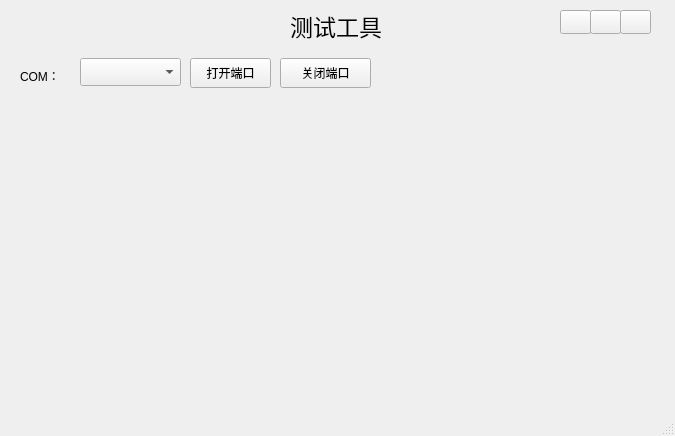
Qt form mainwindow.ui (Cindy723/QT-) before a commit.
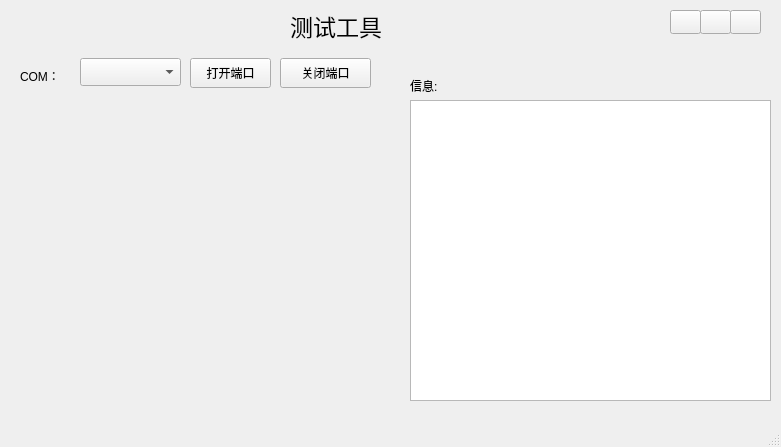
The same form after that commit.

Commit message: 新增信息栏

What changed in the file:
```diff
--- a/mainwindow.ui
+++ b/mainwindow.ui
@@ -6,8 +6,8 @@
    <rect>
     <x>0</x>
     <y>0</y>
-    <width>675</width>
-    <height>436</height>
+    <width>781</width>
+    <height>447</height>
    </rect>
   </property>
   <property name="windowTitle">
@@ -72,7 +72,7 @@
    <widget class="QPushButton" name="PBmini">
     <property name="geometry">
      <rect>
-      <x>560</x>
+      <x>670</x>
       <y>10</y>
       <width>31</width>
       <height>24</height>
@@ -85,7 +85,7 @@
    <widget class="QPushButton" name="PBSet">
     <property name="geometry">
      <rect>
-      <x>590</x>
+      <x>700</x>
       <y>10</y>
       <width>31</width>
       <height>24</height>
@@ -98,7 +98,7 @@
    <widget class="QPushButton" name="PBClose">
     <property name="geometry">
      <rect>
-      <x>620</x>
+      <x>730</x>
       <y>10</y>
       <width>31</width>
       <height>24</height>
@@ -134,6 +134,35 @@
      <string>关闭端口</string>
     </property>
    </widget>
+   <widget class="QTextEdit" name="textEdit">
+    <property name="geometry">
+     <rect>
+      <x>410</x>
+      <y>100</y>
+      <width>361</width>
+      <height>301</height>
+     </rect>
+    </property>
+   </widget>
+   <widget class="QLabel" name="label_15">
+    <property name="geometry">
+     <rect>
+      <x>410</x>
+      <y>70</y>
+      <width>41</width>
+      <height>31</height>
+     </rect>
+    </property>
+    <property name="sizePolicy">
+     <sizepolicy hsizetype="Preferred" vsizetype="Preferred">
+      <horstretch>0</horstretch>
+      <verstretch>0</verstretch>
+     </sizepolicy>
+    </property>
+    <property name="text">
+     <string>信息:</string>
+    </property>
+   </widget>
   </widget>
   <widget class="QMenuBar" name="menubar">
    <property name="geometry">
```
Left out of the diff: 4 changed lines with no effect on the pictures. The commit also changes 9 other files.
